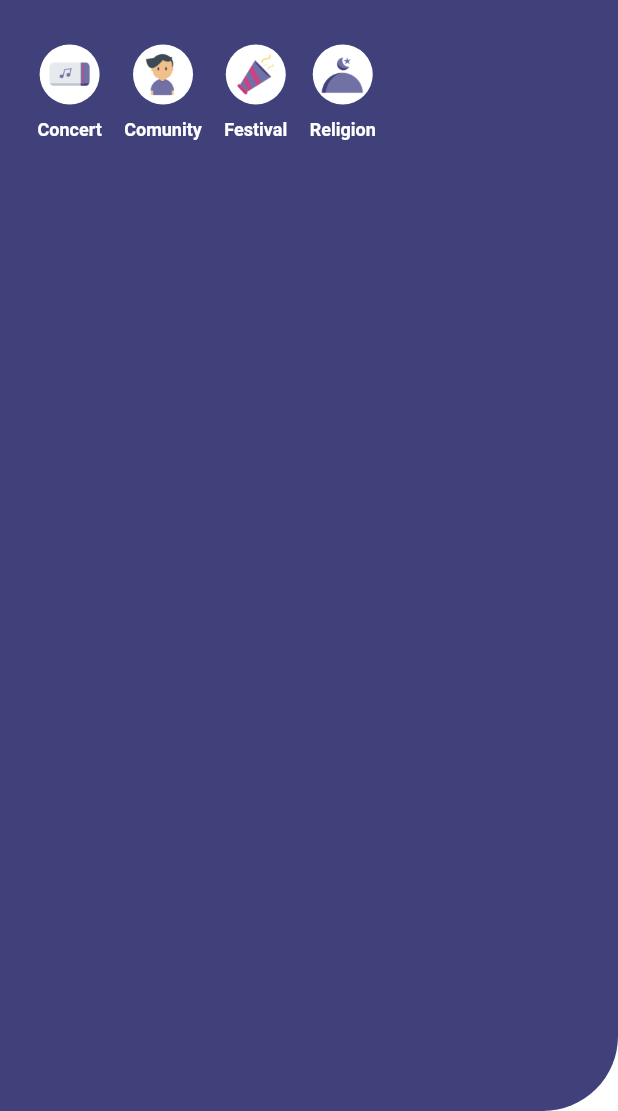
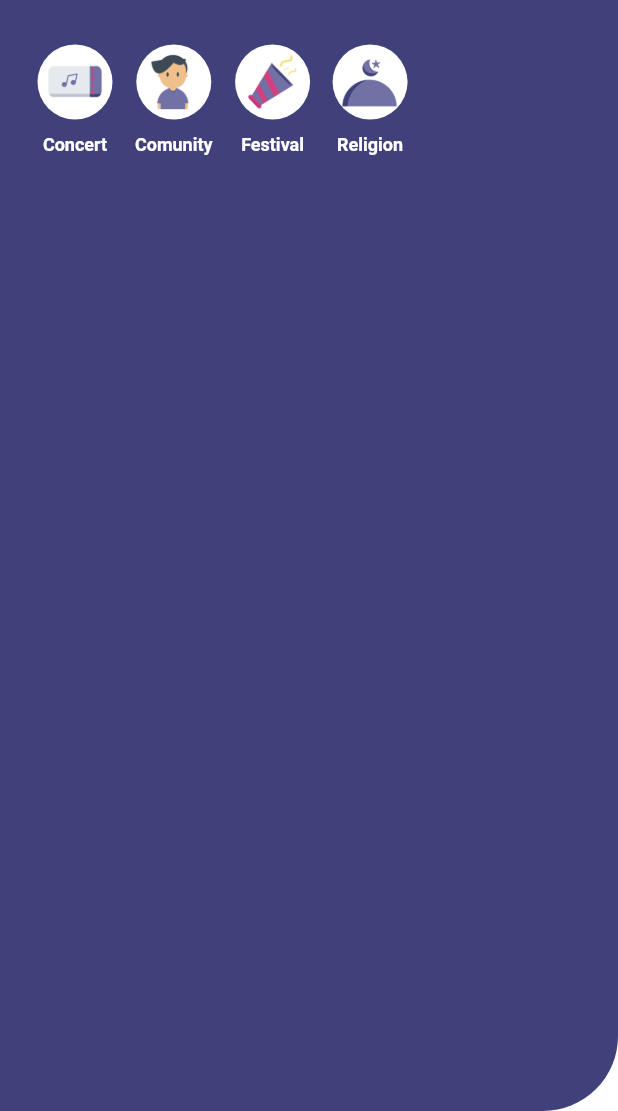
Before and after one commit to hendzee/Poster, a Flutter app: the TopContent widget shown alone on an empty page, opened directly, on a phone screen of 412 x 824 dp, the part 125-1236 px from its top. Run offline on Flutter 3.47's test engine with Material 2 defaults, Android fonts, the phone set to English and light mode, and no system bars; our stand-ins replace bloc, eva_icons_flutter, flutter_bloc, image_picker, shimmer; missing offline and left inert: date_range_picker.

Commit message:
:lipstick: Updating UI on home screen

```diff
--- a/lib/widgets/home_screen/top_content.dart
+++ b/lib/widgets/home_screen/top_content.dart
@@ -59,7 +59,7 @@ class TopContent extends StatelessWidget {
                       padding: const EdgeInsets.only(bottom: 10.0),
                       child: CircleAvatar(
                         backgroundColor: Colors.white,
-                        radius: 20,
+                        radius: 25,
                         child: Padding(
                           padding: const EdgeInsets.all(5),
                           child: Image(
@@ -87,7 +87,7 @@ class TopContent extends StatelessWidget {
                       padding: const EdgeInsets.only(bottom: 10.0),
                       child: CircleAvatar(
                         backgroundColor: Colors.white,
-                        radius: 20,
+                        radius: 25,
                         child: Padding(
                           padding: const EdgeInsets.all(5),
                           child: Image(
@@ -115,7 +115,7 @@ class TopContent extends StatelessWidget {
                       padding: const EdgeInsets.only(bottom: 10.0),
                       child: CircleAvatar(
                         backgroundColor: Colors.white,
-                        radius: 20,
+                        radius: 25,
                         child: Padding(
                           padding: const EdgeInsets.all(5),
                           child: Image(
@@ -143,7 +143,7 @@ class TopContent extends StatelessWidget {
                       padding: const EdgeInsets.only(bottom: 10.0),
                       child: CircleAvatar(
                         backgroundColor: Colors.white,
-                        radius: 20,
+                        radius: 25,
                         child: Padding(
                           padding: const EdgeInsets.all(5),
                           child: Image(
```
